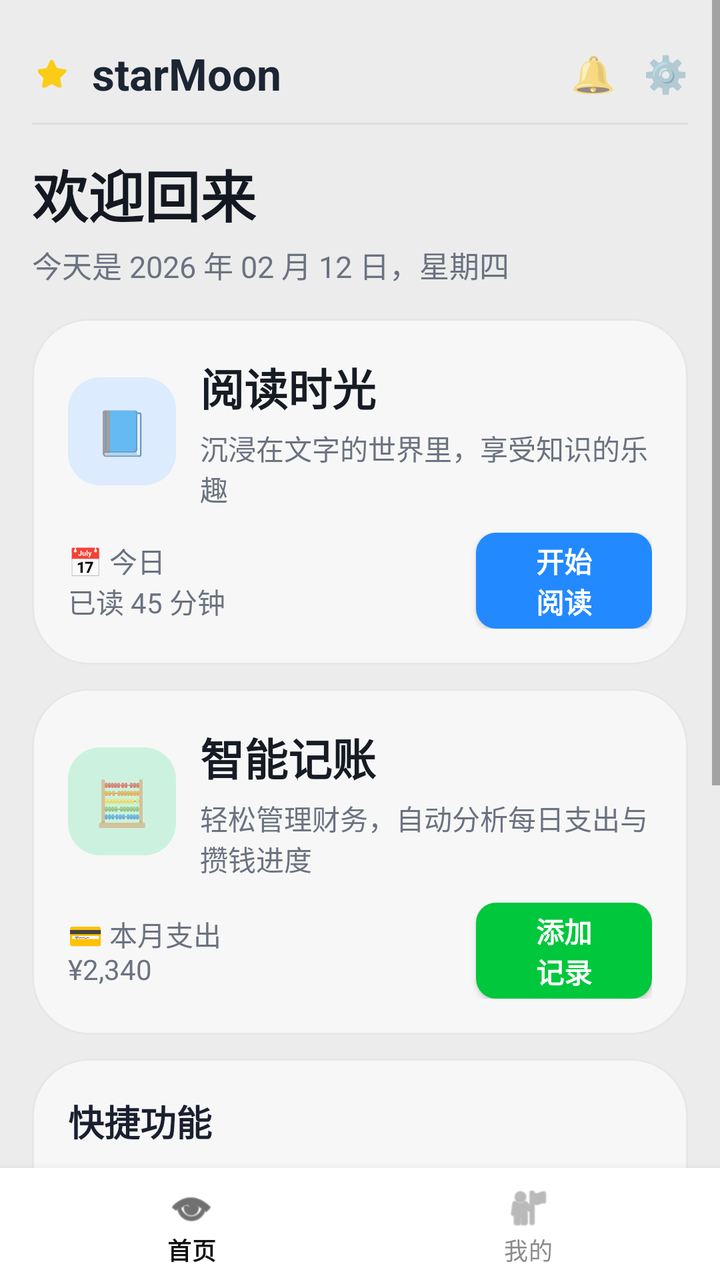
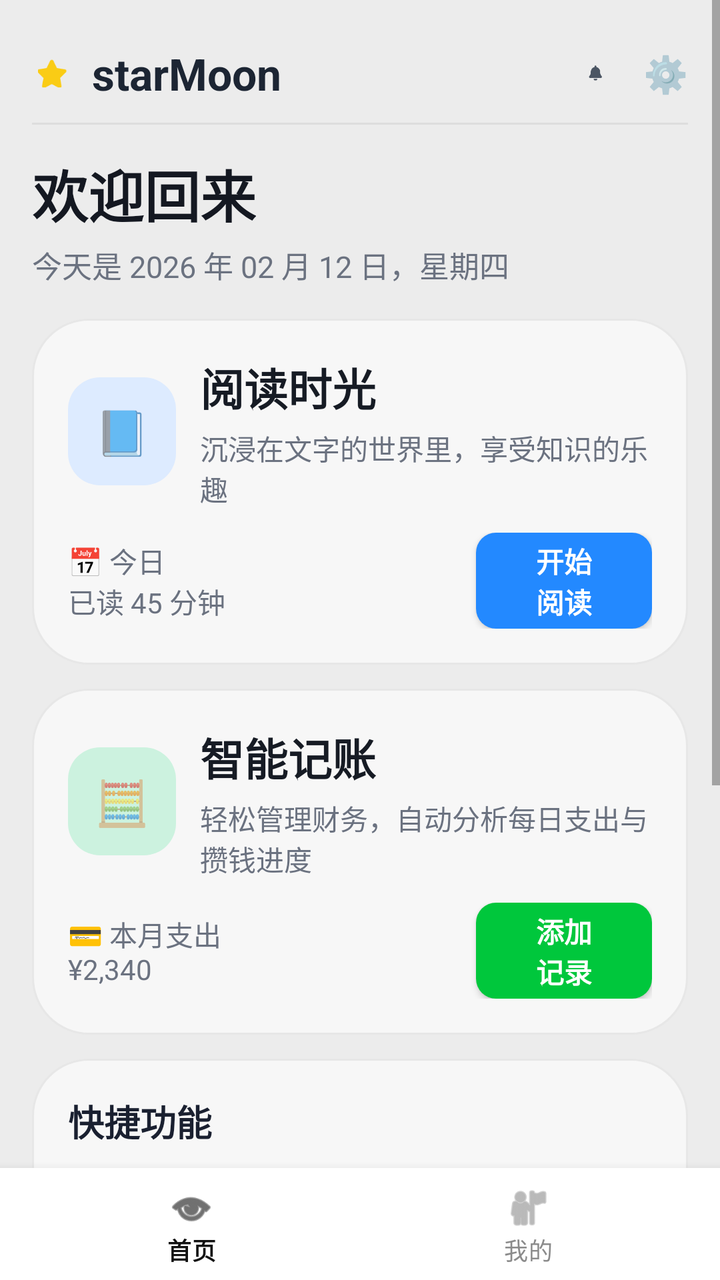

Compare the two renders of this Android layout. The source of the first and the diff that turns it into the second are given below.
<!-- AndroidManifest.xml: application theme Theme.ItemValueApp -->
<!-- res/layout/activity_main.xml -->
<?xml version="1.0" encoding="utf-8"?>
<LinearLayout xmlns:android="http://schemas.android.com/apk/res/android"
    xmlns:app="http://schemas.android.com/apk/res-auto"
    android:layout_width="match_parent"
    android:layout_height="match_parent"
    android:background="@drawable/bg_app"
    android:orientation="vertical">

    <ScrollView
        android:layout_width="match_parent"
        android:layout_height="0dp"
        android:layout_weight="1"
        android:fillViewport="true"
        android:overScrollMode="never">

        <LinearLayout
            android:layout_width="match_parent"
            android:layout_height="wrap_content"
            android:orientation="vertical"
            android:padding="16dp">

            <LinearLayout
                android:layout_width="match_parent"
                android:layout_height="wrap_content"
                android:gravity="center_vertical"
                android:orientation="horizontal"
                android:paddingTop="6dp"
                android:paddingBottom="10dp">

                <ImageView
                    android:layout_width="22dp"
                    android:layout_height="22dp"
                    android:contentDescription="star logo"
                    android:src="@drawable/ic_star_logo" />

                <TextView
                    android:layout_width="0dp"
                    android:layout_height="wrap_content"
                    android:layout_marginLeft="8dp"
                    android:layout_weight="1"
                    android:text="starMoon"
                    android:textColor="#1C2533"
                    android:textSize="22sp"
                    android:textStyle="bold" />

                <TextView
                    android:layout_width="wrap_content"
                    android:layout_height="wrap_content"
                    android:layout_marginRight="14dp"
                    android:text="🔔"
                    android:textSize="18sp" />

                <TextView
                    android:layout_width="wrap_content"
                    android:layout_height="wrap_content"
                    android:text="⚙️"
                    android:textSize="18sp" />
            </LinearLayout>

            <View
                android:layout_width="match_parent"
                android:layout_height="1dp"
                android:background="#DDDDDD" />

            <TextView
                android:layout_width="wrap_content"
                android:layout_height="wrap_content"
                android:layout_marginTop="14dp"
                android:text="欢迎回来"
                android:textColor="#141821"
                android:textSize="28sp"
                android:textStyle="bold" />

            <TextView
                android:id="@+id/welcomeDateText"
                android:layout_width="wrap_content"
                android:layout_height="wrap_content"
                android:layout_marginTop="4dp"
                android:text="今天是 2026 年 02 月 12 日，星期四"
                android:textColor="#6B7280"
                android:textSize="15sp" />

            <LinearLayout
                android:layout_width="match_parent"
                android:layout_height="wrap_content"
                android:layout_marginTop="16dp"
                android:background="@drawable/bg_card"
                android:orientation="vertical">

                <LinearLayout
                    android:layout_width="match_parent"
                    android:layout_height="wrap_content"
                    android:gravity="center_vertical"
                    android:orientation="horizontal">

                    <TextView
                        android:layout_width="54dp"
                        android:layout_height="54dp"
                        android:background="@drawable/bg_tile_blue"
                        android:gravity="center"
                        android:text="📘"
                        android:textSize="22sp" />

                    <LinearLayout
                        android:layout_width="0dp"
                        android:layout_height="wrap_content"
                        android:layout_marginLeft="12dp"
                        android:layout_weight="1"
                        android:orientation="vertical">

                        <TextView
                            android:layout_width="wrap_content"
                            android:layout_height="wrap_content"
                            android:text="阅读时光"
                            android:textColor="#161B24"
                            android:textSize="22sp"
                            android:textStyle="bold" />

                        <TextView
                            android:layout_width="match_parent"
                            android:layout_height="wrap_content"
                            android:layout_marginTop="4dp"
                            android:text="沉浸在文字的世界里，享受知识的乐趣"
                            android:textColor="#6B7280"
                            android:textSize="14sp" />
                    </LinearLayout>
                </LinearLayout>

                <LinearLayout
                    android:layout_width="match_parent"
                    android:layout_height="wrap_content"
                    android:layout_marginTop="12dp"
                    android:gravity="center_vertical"
                    android:orientation="horizontal">

                    <TextView
                        android:layout_width="0dp"
                        android:layout_height="wrap_content"
                        android:layout_weight="1"
                        android:text="📅 今日\n已读 45 分钟"
                        android:textColor="#6B7280" />

                    <Button
                        android:id="@+id/enterReadingButton"
                        android:layout_width="wrap_content"
                        android:layout_height="48dp"
                        android:background="@drawable/bg_action_blue"
                        android:paddingLeft="16dp"
                        android:paddingRight="16dp"
                        android:text="开始\n阅读"
                        android:textColor="#FFFFFF"
                        android:textStyle="bold" />
                </LinearLayout>
            </LinearLayout>

            <LinearLayout
                android:layout_width="match_parent"
                android:layout_height="wrap_content"
                android:layout_marginTop="12dp"
                android:background="@drawable/bg_card"
                android:orientation="vertical">

                <LinearLayout
                    android:layout_width="match_parent"
                    android:layout_height="wrap_content"
                    android:gravity="center_vertical"
                    android:orientation="horizontal">

                    <TextView
                        android:layout_width="54dp"
                        android:layout_height="54dp"
                        android:background="@drawable/bg_tile_green"
                        android:gravity="center"
                        android:text="🧮"
                        android:textSize="22sp" />

                    <LinearLayout
                        android:layout_width="0dp"
                        android:layout_height="wrap_content"
                        android:layout_marginLeft="12dp"
                        android:layout_weight="1"
                        android:orientation="vertical">

                        <TextView
                            android:layout_width="wrap_content"
                            android:layout_height="wrap_content"
                            android:text="智能记账"
                            android:textColor="#161B24"
                            android:textSize="22sp"
                            android:textStyle="bold" />

                        <TextView
                            android:layout_width="match_parent"
                            android:layout_height="wrap_content"
                            android:layout_marginTop="4dp"
                            android:text="轻松管理财务，自动分析每日支出与攒钱进度"
                            android:textColor="#6B7280"
                            android:textSize="14sp" />
                    </LinearLayout>
                </LinearLayout>

                <LinearLayout
                    android:layout_width="match_parent"
                    android:layout_height="wrap_content"
                    android:layout_marginTop="12dp"
                    android:gravity="center_vertical"
                    android:orientation="horizontal">

                    <TextView
                        android:layout_width="0dp"
                        android:layout_height="wrap_content"
                        android:layout_weight="1"
                        android:text="💳 本月支出\n¥2,340"
                        android:textColor="#6B7280" />

                    <Button
                        android:id="@+id/enterBookkeepingButton"
                        android:layout_width="wrap_content"
                        android:layout_height="48dp"
                        android:background="@drawable/bg_action_green"
                        android:paddingLeft="16dp"
                        android:paddingRight="16dp"
                        android:text="添加\n记录"
                        android:textColor="#FFFFFF"
                        android:textStyle="bold" />
                </LinearLayout>
            </LinearLayout>

            <LinearLayout
                android:layout_width="match_parent"
                android:layout_height="wrap_content"
                android:layout_marginTop="12dp"
                android:background="@drawable/bg_card"
                android:orientation="vertical">

                <TextView
                    android:layout_width="wrap_content"
                    android:layout_height="wrap_content"
                    android:text="快捷功能"
                    android:textColor="#1A2030"
                    android:textSize="18sp"
                    android:textStyle="bold" />

                <LinearLayout
                    android:layout_width="match_parent"
                    android:layout_height="wrap_content"
                    android:layout_marginTop="12dp"
                    android:orientation="horizontal">

                    <LinearLayout
                        android:layout_width="0dp"
                        android:layout_height="wrap_content"
                        android:layout_weight="1"
                        android:gravity="center"
                        android:orientation="vertical">

                        <TextView
                            android:layout_width="48dp"
                            android:layout_height="48dp"
                            android:background="@drawable/bg_tile_blue"
                            android:gravity="center"
                            android:text="🌙" />

                        <TextView
                            android:layout_width="wrap_content"
                            android:layout_height="wrap_content"
                            android:layout_marginTop="6dp"
                            android:text="夜间"
                            android:textColor="#64748B" />
                    </LinearLayout>

                    <LinearLayout
                        android:layout_width="0dp"
                        android:layout_height="wrap_content"
                        android:layout_weight="1"
                        android:gravity="center"
                        android:orientation="vertical">

                        <TextView
                            android:layout_width="48dp"
                            android:layout_height="48dp"
                            android:background="@drawable/bg_tile_pink"
                            android:gravity="center"
                            android:text="❤" />

                        <TextView
                            android:layout_width="wrap_content"
                            android:layout_height="wrap_content"
                            android:layout_marginTop="6dp"
                            android:text="收藏"
                            android:textColor="#64748B" />
                    </LinearLayout>

                    <LinearLayout
                        android:layout_width="0dp"
                        android:layout_height="wrap_content"
                        android:layout_weight="1"
                        android:gravity="center"
                        android:orientation="vertical">

                        <TextView
                            android:layout_width="48dp"
                            android:layout_height="48dp"
                            android:background="@drawable/bg_tile_purple"
                            android:gravity="center"
                            android:text="↩" />

                        <TextView
                            android:layout_width="wrap_content"
                            android:layout_height="wrap_content"
                            android:layout_marginTop="6dp"
                            android:text="历史"
                            android:textColor="#64748B" />
                    </LinearLayout>

                    <LinearLayout
                        android:layout_width="0dp"
                        android:layout_height="wrap_content"
                        android:layout_weight="1"
                        android:gravity="center"
                        android:orientation="vertical">

                        <TextView
                            android:layout_width="48dp"
                            android:layout_height="48dp"
                            android:background="@drawable/bg_tile_orange"
                            android:gravity="center"
                            android:text="⇪" />

                        <TextView
                            android:layout_width="wrap_content"
                            android:layout_height="wrap_content"
                            android:layout_marginTop="6dp"
                            android:text="分享"
                            android:textColor="#64748B" />
                    </LinearLayout>
                </LinearLayout>
            </LinearLayout>

            <LinearLayout
                android:layout_width="match_parent"
                android:layout_height="wrap_content"
                android:layout_marginTop="12dp"
                android:layout_marginBottom="12dp"
                android:background="@drawable/bg_card"
                android:orientation="vertical">

                <TextView
                    android:layout_width="wrap_content"
                    android:layout_height="wrap_content"
                    android:text="今日统计"
                    android:textColor="#1A2030"
                    android:textSize="18sp"
                    android:textStyle="bold" />

                <LinearLayout
                    android:layout_width="match_parent"
                    android:layout_height="wrap_content"
                    android:layout_marginTop="10dp"
                    android:orientation="horizontal">

                    <LinearLayout
                        android:layout_width="0dp"
                        android:layout_height="wrap_content"
                        android:layout_weight="1"
                        android:background="@drawable/bg_records_box"
                        android:orientation="vertical"
                        android:padding="12dp">

                        <TextView
                            android:layout_width="wrap_content"
                            android:layout_height="wrap_content"
                            android:text="估值次数"
                            android:textColor="#6B7280" />

                        <TextView
                            android:layout_width="wrap_content"
                            android:layout_height="wrap_content"
                            android:layout_marginTop="4dp"
                            android:text="3"
                            android:textColor="#111111"
                            android:textSize="22sp"
                            android:textStyle="bold" />
                    </LinearLayout>

                    <Space
                        android:layout_width="10dp"
                        android:layout_height="1dp" />

                    <LinearLayout
                        android:layout_width="0dp"
                        android:layout_height="wrap_content"
                        android:layout_weight="1"
                        android:background="@drawable/bg_records_box"
                        android:orientation="vertical"
                        android:padding="12dp">

                        <TextView
                            android:layout_width="wrap_content"
                            android:layout_height="wrap_content"
                            android:text="支出金额"
                            android:textColor="#6B7280" />

                        <TextView
                            android:layout_width="wrap_content"
                            android:layout_height="wrap_content"
                            android:layout_marginTop="4dp"
                            android:text="¥128"
                            android:textColor="#111111"
                            android:textSize="22sp"
                            android:textStyle="bold" />
                    </LinearLayout>
                </LinearLayout>
            </LinearLayout>
        </LinearLayout>
    </ScrollView>

    <com.google.android.material.bottomnavigation.BottomNavigationView
        android:id="@+id/mainBottomTabs"
        android:layout_width="match_parent"
        android:layout_height="wrap_content"
        android:background="#FFFFFF"
        app:itemIconTint="@color/nav_item_selector"
        app:itemTextColor="@color/nav_item_selector"
        app:labelVisibilityMode="labeled"
        app:menu="@menu/main_bottom_nav" />
</LinearLayout>
<!-- resources referenced by this layout -->
<resources>
  <!-- drawable bg_action_blue (drawable) -->
  <?xml version="1.0" encoding="utf-8"?>
  <selector xmlns:android="http://schemas.android.com/apk/res/android">
      <item android:state_pressed="true">
          <shape android:shape="rectangle">
              <corners android:radius="10dp" />
              <solid android:color="#1C75DE" />
          </shape>
      </item>
      <item>
          <shape android:shape="rectangle">
              <corners android:radius="10dp" />
              <solid android:color="#2389FF" />
          </shape>
      </item>
  </selector>
  <!-- drawable bg_action_green (drawable) -->
  <?xml version="1.0" encoding="utf-8"?>
  <selector xmlns:android="http://schemas.android.com/apk/res/android">
      <item android:state_pressed="true">
          <shape android:shape="rectangle">
              <corners android:radius="10dp" />
              <solid android:color="#06B636" />
          </shape>
      </item>
      <item>
          <shape android:shape="rectangle">
              <corners android:radius="10dp" />
              <solid android:color="#00C73C" />
          </shape>
      </item>
  </selector>
  <!-- drawable bg_app (drawable) -->
  <?xml version="1.0" encoding="utf-8"?>
  <shape xmlns:android="http://schemas.android.com/apk/res/android" android:shape="rectangle">
      <solid android:color="#ECECEC" />
  </shape>
  <!-- drawable bg_card (drawable) -->
  <?xml version="1.0" encoding="utf-8"?>
  <shape xmlns:android="http://schemas.android.com/apk/res/android" android:shape="rectangle">
      <solid android:color="#F7F7F7" />
      <corners android:radius="28dp" />
      <stroke android:width="1dp" android:color="#E7E7E7" />
      <padding android:left="18dp" android:top="18dp" android:right="18dp" android:bottom="18dp" />
  </shape>
  <!-- drawable bg_records_box (drawable) -->
  <?xml version="1.0" encoding="utf-8"?>
  <shape xmlns:android="http://schemas.android.com/apk/res/android" android:shape="rectangle">
      <solid android:color="#FFFFFF" />
      <corners android:radius="20dp" />
      <stroke android:width="1dp" android:color="#E7E7E7" />
      <padding android:left="14dp" android:top="12dp" android:right="14dp" android:bottom="12dp" />
  </shape>
  <!-- drawable bg_tile_blue (drawable) -->
  <?xml version="1.0" encoding="utf-8"?>
  <shape xmlns:android="http://schemas.android.com/apk/res/android" android:shape="rectangle">
      <solid android:color="#DDEBFF" />
      <corners android:radius="16dp" />
  </shape>
  <!-- drawable bg_tile_green (drawable) -->
  <?xml version="1.0" encoding="utf-8"?>
  <shape xmlns:android="http://schemas.android.com/apk/res/android" android:shape="rectangle">
      <solid android:color="#CCF2DF" />
      <corners android:radius="16dp" />
  </shape>
  <!-- drawable bg_tile_orange (drawable) -->
  <?xml version="1.0" encoding="utf-8"?>
  <shape xmlns:android="http://schemas.android.com/apk/res/android" android:shape="rectangle">
      <solid android:color="#F6E6CB" />
      <corners android:radius="16dp" />
  </shape>
  <!-- drawable bg_tile_pink (drawable) -->
  <?xml version="1.0" encoding="utf-8"?>
  <shape xmlns:android="http://schemas.android.com/apk/res/android" android:shape="rectangle">
      <solid android:color="#F6DEDE" />
      <corners android:radius="16dp" />
  </shape>
  <!-- drawable bg_tile_purple (drawable) -->
  <?xml version="1.0" encoding="utf-8"?>
  <shape xmlns:android="http://schemas.android.com/apk/res/android" android:shape="rectangle">
      <solid android:color="#E9DAF9" />
      <corners android:radius="16dp" />
  </shape>
  <color name="brand_primary">#84CC16</color>
  <color name="brand_primary_dark">#365314</color>
  <color name="white">#FFFFFFFF</color>
  <color name="brand_secondary">#A3E635</color>
  <color name="bg_app">#ECECEC</color>
</resources>

<!-- the commit's change to res/layout/activity_main.xml (unified diff, before → after) -->
@@ -43,12 +43,13 @@
                     android:textSize="22sp"
                     android:textStyle="bold" />
 
-                <TextView
-                    android:layout_width="wrap_content"
-                    android:layout_height="wrap_content"
+                <ImageView
+                    android:layout_width="20dp"
+                    android:layout_height="20dp"
                     android:layout_marginRight="14dp"
-                    android:text="🔔"
-                    android:textSize="18sp" />
+                    android:contentDescription="通知"
+                    android:scaleType="fitCenter"
+                    android:src="@drawable/ic_bell" />
 
                 <TextView
                     android:layout_width="wrap_content"
